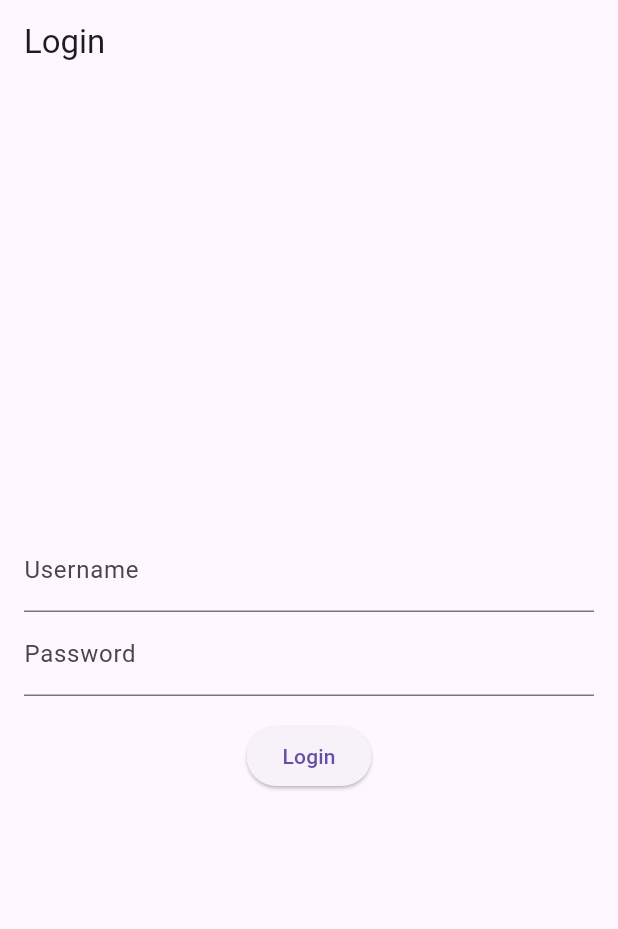
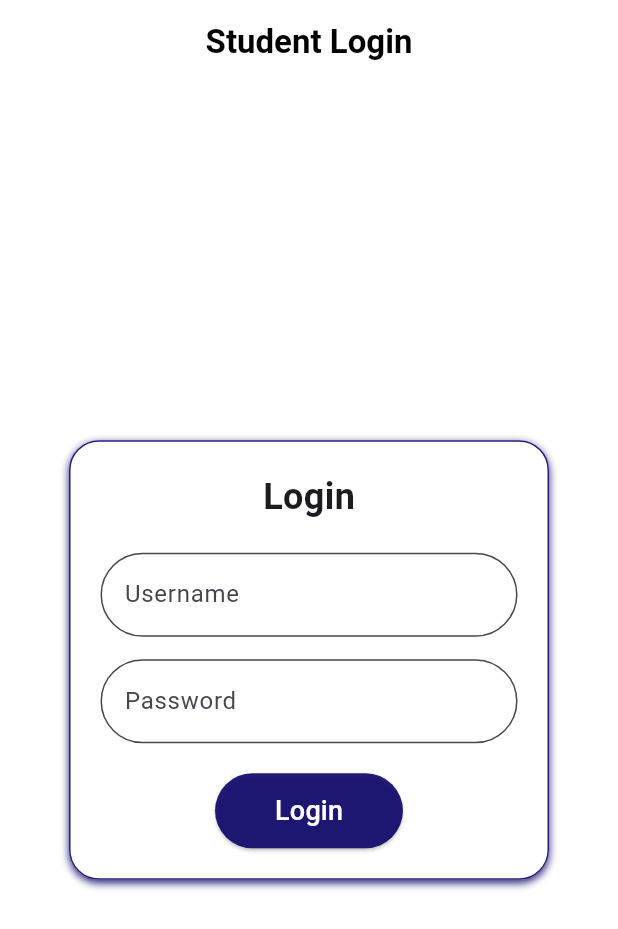
Before and after one commit to pcryzen5/college_project-log-, a Flutter app: the screen it shows after launch, on a phone screen of 412 x 824 dp. Shown: the top 929 px of the screen. Run offline on Flutter 3.47's test engine with Material 3 defaults, Android fonts, the phone set to English and light mode, and no system bars; missing offline and left inert: mongo_dart.

Commit message:
initial commit

```diff
--- a/lib/attendance_page.dart
+++ b/lib/attendance_page.dart
@@ -169,7 +169,9 @@ class _AttendancePageState extends State<AttendancePage> {
   Widget build(BuildContext context) {
     return Scaffold(
       appBar: AppBar(
-        title: Text("Attendance Overview"),
+        title: Text("Attendance Overview",
+          style: TextStyle(color: Color(0xFF0C0569), fontWeight: FontWeight.bold),
+        ),
         automaticallyImplyLeading: false,
       ),
       body: Padding(
--- a/lib/home_page.dart
+++ b/lib/home_page.dart
@@ -86,7 +86,9 @@ class _AnnouncementsPageState extends State<AnnouncementsPage> {
   @override
   Widget build(BuildContext context) {
     return Scaffold(
-      appBar: AppBar(title: const Text("Announcements"),
+      appBar: AppBar(title: const Text("Announcements",
+        style: TextStyle(color: Color(0xFF0C0569), fontWeight: FontWeight.bold),
+      ),
         automaticallyImplyLeading: false,
       ),
       body: isLoading
--- a/lib/login_page.dart
+++ b/lib/login_page.dart
@@ -1,55 +1,45 @@
-// login_page.dart
 import 'package:flutter/material.dart';
 import 'mongo_helper.dart';
 import 'welcome_page.dart';
 
-class LoginPage extends StatefulWidget
-{
+class LoginPage extends StatefulWidget {
   const LoginPage({super.key});
 
   @override
   _LoginPageState createState() => _LoginPageState();
 }
 
-class _LoginPageState extends State<LoginPage>
-{
+class _LoginPageState extends State<LoginPage> {
   final TextEditingController _usernameController = TextEditingController();
   final TextEditingController _passwordController = TextEditingController();
   String? _errorMessage;
 
-  Future<void> _login() async
-  {
+  Future<void> _login() async {
     final username = _usernameController.text.trim();
     final password = _passwordController.text.trim();
 
-    if (username.isEmpty || password.isEmpty)
-    {
-      setState(()
-      {
+    if (username.isEmpty || password.isEmpty) {
+      setState(() {
         _errorMessage = 'Please enter both username and password.';
       });
       return;
     }
 
-    try
-    {
+    try {
       final user = await MongoHelper.authenticate(username, password);
-      if (user != null)
-      {
+      if (user != null) {
         Navigator.push(
           context,
           MaterialPageRoute(
-            builder: (context) => WelcomePage(username: user['username']),),
+            builder: (context) => WelcomePage(username: user['username']),
+          ),
         );
+      } else {
+        setState(() {
+          _errorMessage = 'Invalid username or password.';
+        });
       }
-      else
-      {
-        setState(() {
-          _errorMessage = 'Invalid username or password.';});
-      }
-    }
-    catch (e)
-    {
+    } catch (e) {
       setState(() {
         _errorMessage = 'Error: $e';
       });
@@ -57,34 +47,102 @@ class _LoginPageState extends State<LoginPage>
   }
 
   @override
-  Widget build(BuildContext context)
-  {
+  Widget build(BuildContext context) {
     return Scaffold(
-      appBar: AppBar(title: const Text('Login')),
-      body: Padding(
-        padding: const EdgeInsets.all(16.0),
+      backgroundColor: Colors.white,
+      appBar: AppBar(
+        backgroundColor: Colors.white,
+        elevation: 0,
+        title: const Text(
+          'Student Login',
+          style: TextStyle(
+            color: Colors.black,
+            fontSize: 22,
+            fontWeight: FontWeight.bold,
+          ),
+        ),
+        centerTitle: true,
+      ),
+      body: Center(
+        child: Padding(
+          padding: const EdgeInsets.all(20.0),
+          child: Container(
+            width: 320,
+            padding: const EdgeInsets.all(20),
+            decoration: BoxDecoration(
+              color: Colors.white,
+              boxShadow: [
+                BoxShadow(
+                  color: const Color(0xE60C0569),
+                  blurRadius: 4,
+                  offset: const Offset(0, 2),
+                ),
+              ],
+              borderRadius: BorderRadius.circular(20),
+              border: Border.all(color: const Color(0xE60C0569)),
+            ),
             child: Column(
-          mainAxisAlignment: MainAxisAlignment.center,
+              mainAxisSize: MainAxisSize.min,
               children: [
-            TextField(
-              controller: _usernameController,
-              decoration: const InputDecoration(labelText: 'Username'),),
-            TextField(
-              controller: _passwordController,
-              decoration: const InputDecoration(labelText: 'Password'),
-              obscureText: true,),
-            const SizedBox(height: 16),
+                const Text(
+                  'Login',
+                  style: TextStyle(
+                    fontSize: 24,
+                    fontWeight: FontWeight.bold,
+                  ),
+                ),
+                const SizedBox(height: 20),
+                _buildTextField(_usernameController, 'Username', false),
+                const SizedBox(height: 15),
+                _buildTextField(_passwordController, 'Password', true),
+                const SizedBox(height: 20),
                 ElevatedButton(
                   onPressed: _login,
-              child: const Text('Login'),),
+                  style: ElevatedButton.styleFrom(
+                    backgroundColor: const Color(0xE60C0569),
+                    padding: const EdgeInsets.symmetric(
+                        horizontal: 40, vertical: 12),
+                    shape: RoundedRectangleBorder(
+                      borderRadius: BorderRadius.circular(50),
+                    ),
+                  ),
+                  child: const Text(
+                    'Login',
+                    style: TextStyle(fontSize: 18, color: Colors.white),
+                  ),
+                ),
                 if (_errorMessage != null)
                   Padding(
-                padding: const EdgeInsets.only(top: 16.0),
+                    padding: const EdgeInsets.only(top: 15),
                     child: Text(
                       _errorMessage!,
-                  style: const TextStyle(color: Colors.red),),
+                      style: const TextStyle(color: Colors.red),
+                    ),
                   ),
               ],
+            ),
+          ),
+        ),
+      ),
+    );
+  }
+
+  Widget _buildTextField(
+      TextEditingController controller, String label, bool obscureText) {
+    return TextField(
+      controller: controller,
+      obscureText: obscureText,
+      decoration: InputDecoration(
+        labelText: label,
+        filled: true,
+        fillColor: Colors.white,
+        border: OutlineInputBorder(
+          borderRadius: BorderRadius.circular(50),
+          borderSide: const BorderSide(color: Color(0xE60C0569)),
+        ),
+        focusedBorder: OutlineInputBorder(
+          borderRadius: BorderRadius.circular(50),
+          borderSide: const BorderSide(color: Color(0xE60C0569), width: 2),
         ),
       ),
     );
--- a/lib/notice_page.dart
+++ b/lib/notice_page.dart
@@ -62,7 +62,9 @@ class _NoticePageState extends State<NoticePage> {
   Widget build(BuildContext context) {
     return Scaffold(
       appBar: AppBar(
-        title: const Text("Notices"),
+        title: const Text("Notices",
+          style: TextStyle(color: Color(0xFF0C0569), fontWeight: FontWeight.bold),
+        ),
         automaticallyImplyLeading: false,
         //centerTitle: true,
       ),
--- a/lib/profile_page.dart
+++ b/lib/profile_page.dart
@@ -201,14 +201,20 @@ class _ProfilePageState extends State<ProfilePage> {
               const SizedBox(height: 16),
               ElevatedButton.icon(
                 onPressed: () {
-                  final url = _profileData!['ebooksLink'];
+                  final url = _profileData!['ebooks_link'];
+                  //print('E-Book URL: $url');
+                  //print('Full Profile Data: $_profileData');
                   if (url != null) {
                     _launchURL(url);
                   }
                 },
-                icon: const Icon(Icons.book),
-                label: const Text('E-Books'),
-              ),
+                icon: const Icon(Icons.book,color: Colors.white,),
+                label: const Text('E-Books',style: TextStyle(fontSize: 14, color: Colors.white),),
+                style: ElevatedButton.styleFrom(
+                  backgroundColor: Color(0xFF231D77), // set the background color
+                ),
+              )
+
             ],
           ),
         ),
@@ -228,12 +234,16 @@ class _ProfilePageState extends State<ProfilePage> {
 
   Future<void> _launchURL(String url) async {
     final Uri uri = Uri.parse(url);
+    print("E-Book URL: $url"); // Debugging
+
     if (await canLaunchUrl(uri)) {
       await launchUrl(uri, mode: LaunchMode.externalApplication);
     } else {
+      print("Could not open URL: $url");
       ScaffoldMessenger.of(context).showSnackBar(
         const SnackBar(content: Text('Could not open the link')),
       );
     }
   }
+
 }
--- a/lib/schedule_page.dart
+++ b/lib/schedule_page.dart
@@ -99,7 +99,9 @@ class _SchedulePageState extends State<SchedulePage> {
   Widget build(BuildContext context) {
     return Scaffold(
       appBar: AppBar(
-        title: const Text("Schedule Page"),
+        title: const Text("Schedule Page",
+          style: TextStyle(color: Color(0xFF0C0569), fontWeight: FontWeight.bold),
+        ),
         automaticallyImplyLeading: false,
       ),
       body: isLoading
```
Also changed, not shown: 1 other file. Lines whose indentation alone changed are shown as unchanged.
